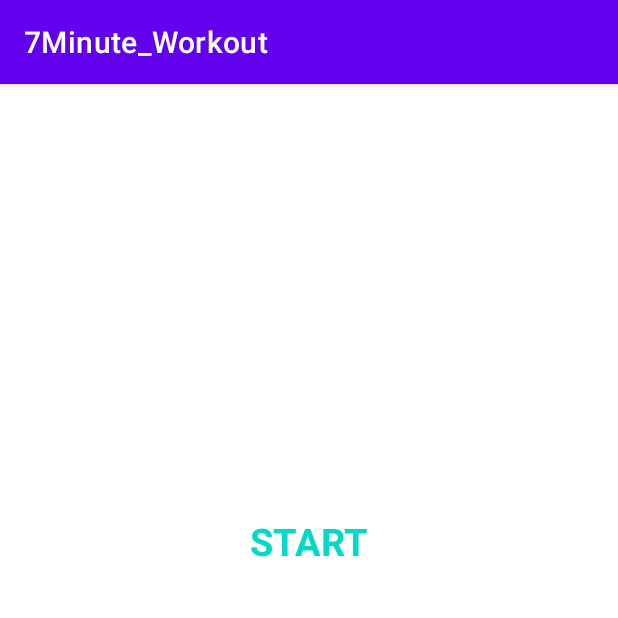
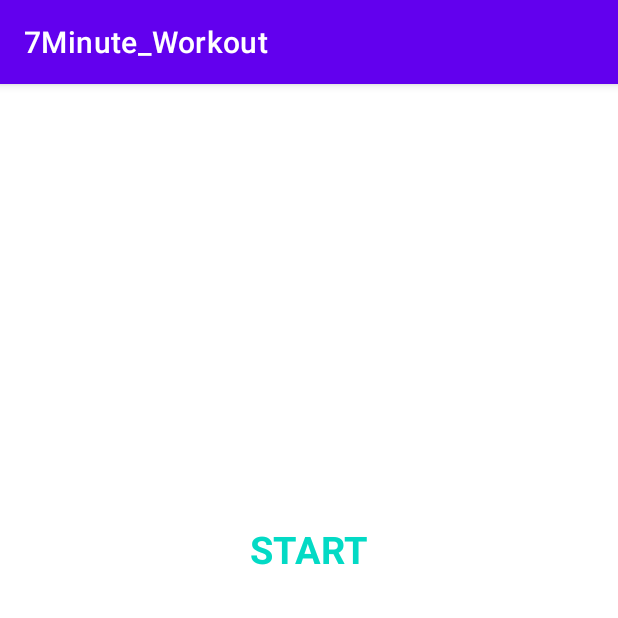
Before and after one commit to spartaneman/7Minute_Workout, an Android app: the screen it shows after launch (MainActivity), on a phone screen of 412 x 824 dp, the top half of it. Run offline under Robolectric (Android 15) with nearby library versions, the phone set to English and light mode, and no system bars.

Commit message:
Adding a dimensions xml file to values that will hold the default values that we want throughout the application, such as padding and textSize

```diff
--- a/app/src/main/res/layout/activity_main.xml
+++ b/app/src/main/res/layout/activity_main.xml
@@ -4,6 +4,7 @@
     xmlns:tools="http://schemas.android.com/tools"
     android:layout_width="match_parent"
     android:layout_height="match_parent"
+    android:padding="@dimen/screen_layout_padding"
     tools:context=".MainActivity">
 
    <ImageView
@@ -25,7 +26,7 @@
             android:layout_width="wrap_content"
             android:layout_height="wrap_content"
             android:text="START"
-            android:textSize="25sp"
+            android:textSize="@dimen/default_button_text_size"
             android:textColor="@color/teal_200"
             android:textStyle="bold"
             android:layout_gravity="center"
--- /dev/null
+++ b/app/src/main/res/values/dimensions.xml
@@ -0,0 +1,5 @@
+<?xml version="1.0" encoding="utf-8"?>
+<resources>
+    <dimen name="screen_layout_padding">5dp</dimen>
+    <dimen name="default_button_text_size">25sp</dimen>
+</resources>
```
